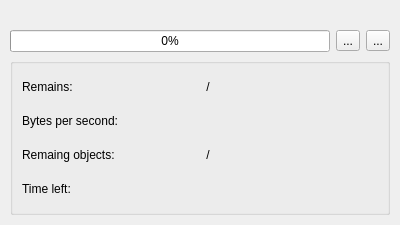
ABBAPOH/andromeda, file src/plugins/filemanagerplugin/filecopywidget.ui: the form before one commit.
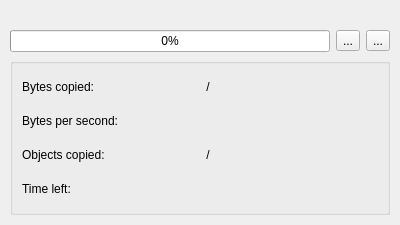
The form after the commit. Icons and pictures are not drawn.

Commit message: Fixed copy dialog's progressbar and labels

Patch:
```diff
--- a/src/plugins/filemanagerplugin/filecopywidget.ui
+++ b/src/plugins/filemanagerplugin/filecopywidget.ui
@@ -110,7 +110,7 @@
          <enum>Qt::RightToLeft</enum>
         </property>
         <property name="text">
-         <string>Remains:</string>
+         <string>Bytes copied:</string>
         </property>
        </widget>
       </item>
@@ -144,7 +144,7 @@
          <enum>Qt::RightToLeft</enum>
         </property>
         <property name="text">
-         <string>Remaing objects:</string>
+         <string>Objects copied:</string>
         </property>
        </widget>
       </item>
```
Left out of the diff: 4 changed lines with no effect on the pictures. The commit also changes 1 other file.
